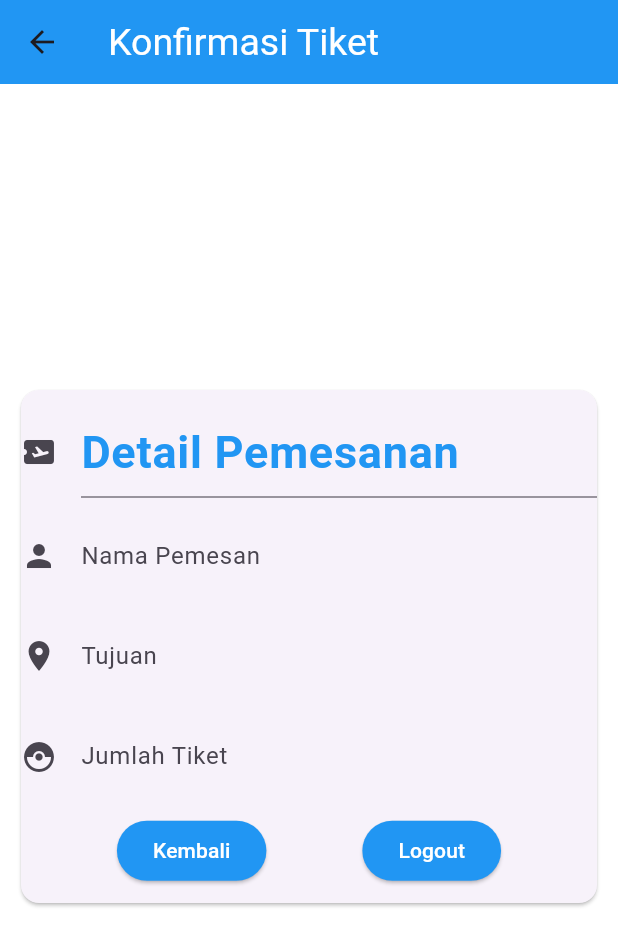
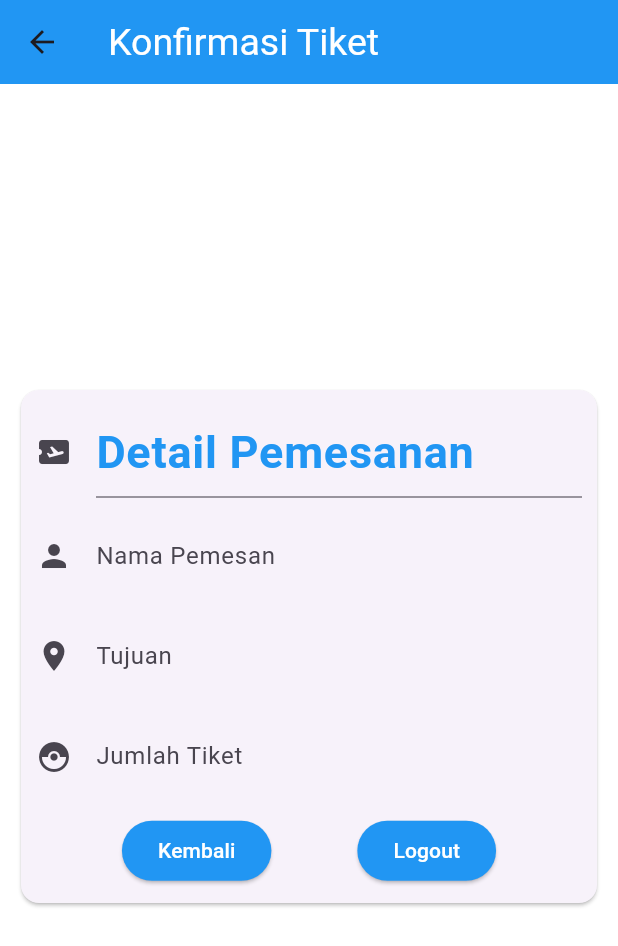
Before and after one commit to ARiP001/kuis-mobile-flutter, a Flutter app: the KonfirmasiPage screen opened directly with empty values, on a phone screen of 412 x 824 dp. Shown: the top 946 px of the screen. Run offline on Flutter 3.47's test engine with Material 3 defaults, Android fonts, the phone set to English and light mode, and no system bars.

Commit message:
last bet

```diff
--- a/lib/konfirmasi.dart
+++ b/lib/konfirmasi.dart
@@ -23,6 +23,8 @@ class KonfirmasiPage extends StatelessWidget {
         child: SizedBox(
           height: 350,
           child : Card(
+            child: Padding(
+              padding: const EdgeInsets.fromLTRB(10, 0,10, 0),
               child: Column(
               mainAxisAlignment: MainAxisAlignment.spaceEvenly,
               children: [
@@ -86,8 +88,8 @@ class KonfirmasiPage extends StatelessWidget {
                     ],
                   ),
                 )
-
               ],
+                        ),
             ),
           )
 
```
Lines whose indentation alone changed are shown as unchanged.
